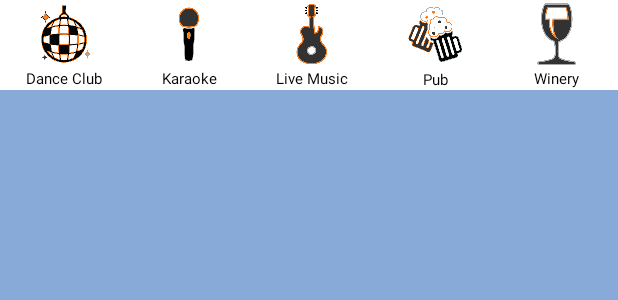
After one commit to kinetik06/BarHopForBusiness, an Android app: the layout bar_genre.xml on its own in the app's theme, with its tools: preview values and no code run, on a phone screen of 412 x 824 dp. The commit adds this screen. Shown: the top 300 px of the screen. Run offline under Robolectric (Android 15) with nearby library versions, the phone set to English and light mode, and no system bars.

Commit message:
genres started -- not implemented yet

```diff
--- /dev/null
+++ b/app/src/main/res/drawable/icon_backing.xml
@@ -0,0 +1,10 @@
+<?xml version="1.0" encoding="utf-8"?>
+<shape android:shape="rectangle"
+    xmlns:android="http://schemas.android.com/apk/res/android">
+
+        <solid android:color="@color/white"></solid>
+        <corners android:radius="5dp"></corners>
+
+
+
+    </shape>
--- /dev/null
+++ b/app/src/main/res/layout/bar_genre.xml
@@ -0,0 +1,148 @@
+<?xml version="1.0" encoding="utf-8"?>
+<LinearLayout xmlns:android="http://schemas.android.com/apk/res/android"
+    android:orientation="vertical"
+    android:layout_width="match_parent"
+    android:layout_height="match_parent">
+
+
+    <LinearLayout
+        android:layout_width="match_parent"
+        android:layout_height="wrap_content"
+        android:background="@color/white"
+        android:weightSum="5">
+
+        <LinearLayout
+            android:layout_width="wrap_content"
+            android:layout_height="wrap_content"
+            android:orientation="vertical"
+            android:gravity="center"
+
+            android:layout_weight="1">
+
+            <ImageView
+                android:layout_width="45dp"
+                android:layout_height="45dp"
+                android:src="@drawable/disco_ball_color2"
+                android:scaleType="centerCrop"
+                android:background="@drawable/icon_backing"/>
+
+            <TextView
+                android:layout_width="wrap_content"
+                android:layout_height="wrap_content"
+                android:id="@+id/dance_clubTV"
+                android:text="Dance Club"
+                android:textSize="10sp"
+                android:textColor="@color/black"/>
+
+        </LinearLayout>
+
+        <LinearLayout
+            android:layout_width="wrap_content"
+            android:layout_height="wrap_content"
+            android:orientation="vertical"
+            android:gravity="center"
+
+            android:layout_weight="1"
+            >
+
+            <ImageView
+                android:layout_width="45dp"
+                android:layout_height="45dp"
+                android:src="@drawable/mic_color_logo3"
+                android:scaleType="centerCrop"
+                android:background="@drawable/icon_backing"/>
+
+            <TextView
+                android:layout_width="wrap_content"
+                android:layout_height="wrap_content"
+                android:id="@+id/micTV"
+                android:text="Karaoke"
+                android:textSize="10sp"
+                android:textColor="@color/black"/>
+
+        </LinearLayout>
+
+        <LinearLayout
+            android:layout_width="wrap_content"
+            android:layout_height="wrap_content"
+            android:orientation="vertical"
+            android:gravity="center"
+
+            android:layout_weight="1"
+
+            >
+
+            <ImageView
+                android:layout_width="45dp"
+                android:layout_height="45dp"
+                android:src="@drawable/guitar_color_logo"
+                android:scaleType="centerCrop"
+                android:background="@drawable/icon_backing"
+                />
+
+            <TextView
+                android:layout_width="wrap_content"
+                android:layout_height="wrap_content"
+                android:id="@+id/live_musicTV"
+                android:text="Live Music"
+                android:textSize="10sp"
+                android:textColor="@color/black"/>
+
+        </LinearLayout>
+
+        <LinearLayout
+            android:layout_width="wrap_content"
+            android:layout_height="wrap_content"
+            android:orientation="vertical"
+            android:gravity="center"
+            android:layout_weight="1"
+            >
+
+            <ImageView
+                android:layout_width="46dp"
+                android:layout_height="46dp"
+                android:src="@drawable/beermug_color_logo2"
+                android:scaleType="centerCrop"
+                android:background="@drawable/icon_backing"
+                android:padding="1dp"
+                />
+
+            <TextView
+                android:layout_width="wrap_content"
+                android:layout_height="wrap_content"
+                android:id="@+id/pubTV"
+                android:text="Pub"
+                android:textSize="10sp"
+                android:textColor="@color/black"/>
+
+        </LinearLayout>
+
+        <LinearLayout
+            android:layout_width="wrap_content"
+            android:layout_height="wrap_content"
+            android:orientation="vertical"
+            android:gravity="center"
+            android:layout_weight="1"
+            >
+
+            <ImageView
+                android:layout_width="45dp"
+                android:layout_height="45dp"
+                android:src="@drawable/wine_color_logo2"
+                android:scaleType="centerCrop"
+                android:background="@drawable/icon_backing"
+                />
+
+            <TextView
+                android:layout_width="wrap_content"
+                android:layout_height="wrap_content"
+                android:id="@+id/wineTV"
+                android:text="Winery"
+                android:textSize="10sp"
+                android:textColor="@color/black"/>
+
+        </LinearLayout>
+
+    </LinearLayout>
+
+</LinearLayout>
```
Also changed, not shown: app/src/main/java/com/zombietechinc/barhopforbusiness/BarGenreAdapter.java (added, +25 -0 lines), app/src/main/java/com/zombietechinc/barhopforbusiness/BarGenreViewHolder.java (added, +36 -0 lines), app/src/main/java/com/zombietechinc/barhopforbusiness/DailySpecial.java (added, +15 -0 lines), app/src/main/res/layout/main_bar_detail_ui.xml (+68 -37 lines), app/src/main/res/drawable/beermug_color_logo2.png (added), app/src/main/res/drawable/disco_ball_color2.png (added), app/src/main/res/drawable/guitar_color_logo.png (added), app/src/main/res/drawable/mic_color_logo3.png (added), app/src/main/res/drawable/wine_color_logo2.png (added).
